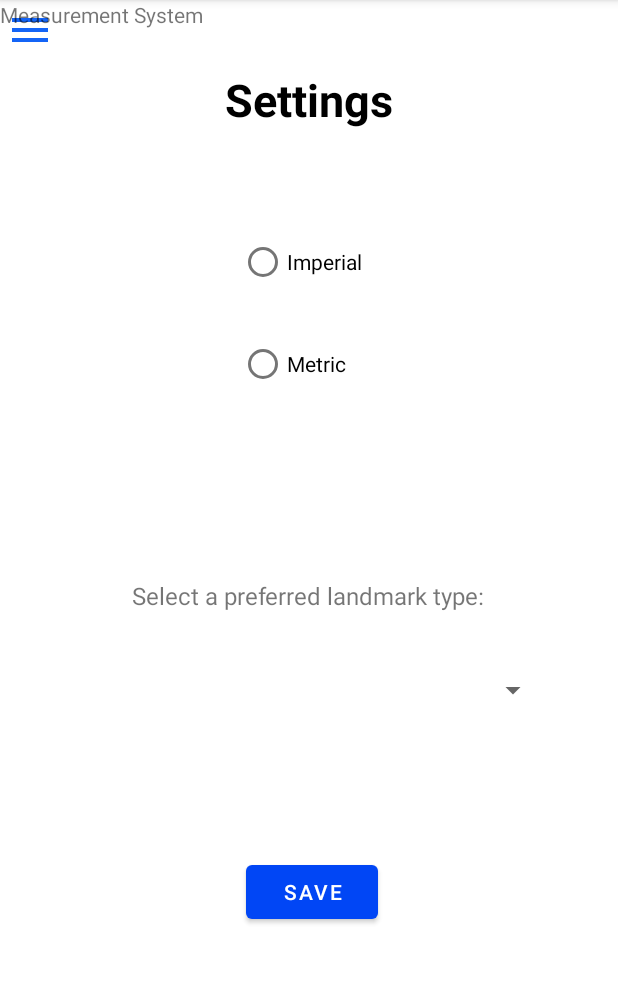
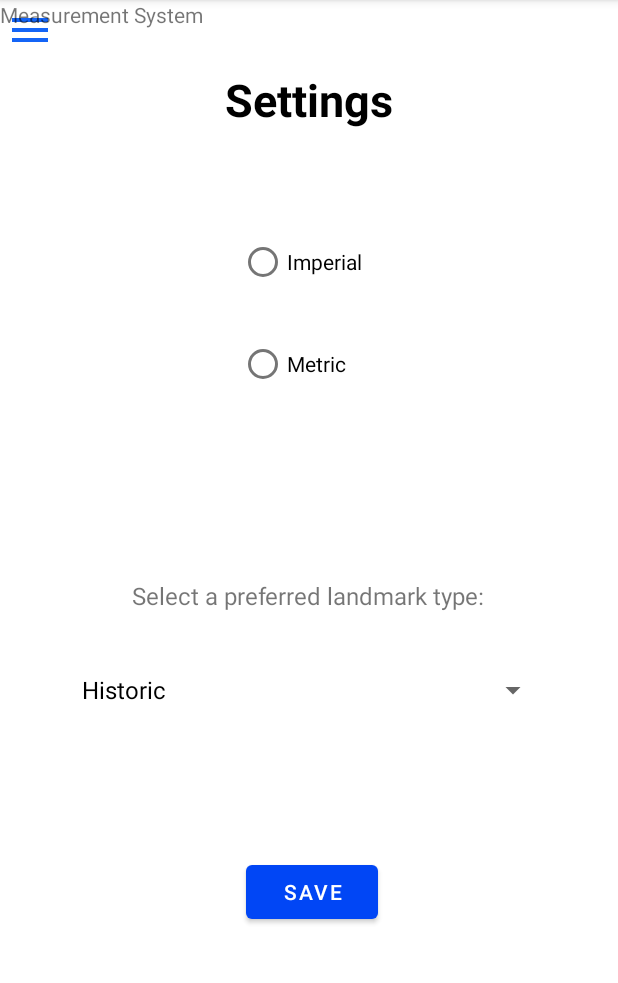
Before and after one commit to arnold-bunu/Mapped_V6, an Android app: the fragment SettingsFragment shown on its own in the app's theme, on a phone screen of 412 x 824 dp, the part 84-1067 px from its top. Run offline under Robolectric (Android 15) with nearby library versions, the phone set to English and light mode, and no system bars; our stand-ins replace data binding.

Commit message:
commit deez nutz

```diff
--- a/app/src/main/java/com/example/mapped_v6/ui/ui/favourites/FavouritesFragment.java
+++ b/app/src/main/java/com/example/mapped_v6/ui/ui/favourites/FavouritesFragment.java
@@ -28,7 +28,7 @@ import java.util.ArrayList;
  */
 public class FavouritesFragment extends Fragment {
 
-    private  FavViewModel favViewModel;
+    private ui.favourites.FavViewModel favViewModel;
     private FragmentFavouritesBinding binding;
     private ListView listView;
     private ArrayList<String> arrayList = new ArrayList<>();
@@ -97,7 +97,7 @@ public class FavouritesFragment extends Fragment {
     @Override
     public View onCreateView(LayoutInflater inflater, ViewGroup container,
                              Bundle savedInstanceState) {
-        favViewModel = new ViewModelProvider(this).get(FavViewModel.class);
+        favViewModel = new ViewModelProvider(this).get(ui.favourites.FavViewModel.class);
         binding = FragmentFavouritesBinding.inflate(inflater, container, false);
         View root = binding.getRoot();
         return root;
--- a/app/src/main/java/com/example/mapped_v6/ui/ui/settings/SettingsFragment.java
+++ b/app/src/main/java/com/example/mapped_v6/ui/ui/settings/SettingsFragment.java
@@ -39,7 +39,7 @@ public class SettingsFragment extends Fragment implements AdapterView.OnItemClic
     private String gType;
     private String[] gTypes;
     private FragmentSettingsBinding binding;
-    private SettingsViewModel settingsViewModel;
+    private ui.settings.SettingsViewModel settingsViewModel;
     private Spinner spLandMrkType;
 
 
@@ -75,7 +75,7 @@ public class SettingsFragment extends Fragment implements AdapterView.OnItemClic
     @Override
     public View onCreateView(@NonNull LayoutInflater inflater, ViewGroup container,
                              Bundle savedInstanceState) {
-        settingsViewModel = new ViewModelProvider(this).get(SettingsViewModel.class);
+        settingsViewModel = new ViewModelProvider(this).get(ui.settings.SettingsViewModel.class);
         binding = FragmentSettingsBinding.inflate(inflater, container, false);
         View root = binding.getRoot();
         return root;
--- a/app/src/main/res/values/strings.xml
+++ b/app/src/main/res/values/strings.xml
@@ -14,4 +14,36 @@
     <string name="menu_settings">Settings</string>
     <string name="menu_favourites">Favourites</string>
     <string name="menu_logout">Log out</string>
+    <string-array name="landmarktypes">
+        <item>Historic</item>
+        <item>Modern</item>
+        <item>Popular</item>
+        <item>School</item>
+        <item>University</item>
+        <item>Club</item>
+        <item>ATM</item>
+        <item>Bank</item>
+        <item>Restaurant</item>
+        <item>Movie Theatre</item>
+        <item>Hospital</item>
+        <item>Retail Store</item>
+
+    </string-array>
+
+    <string-array name="gtypes">
+        <item>historic</item>
+        <item>modern</item>
+        <item>popular</item>
+        <item>school</item>
+        <item>university</item>
+        <item>club</item>
+        <item>atm</item>
+        <item>bank</item>
+        <item>restaurant</item>
+        <item>movie_theatre</item>
+        <item>hospital</item>
+        <item>retail_store</item>
+
+
+    </string-array>
 </resources>
```
